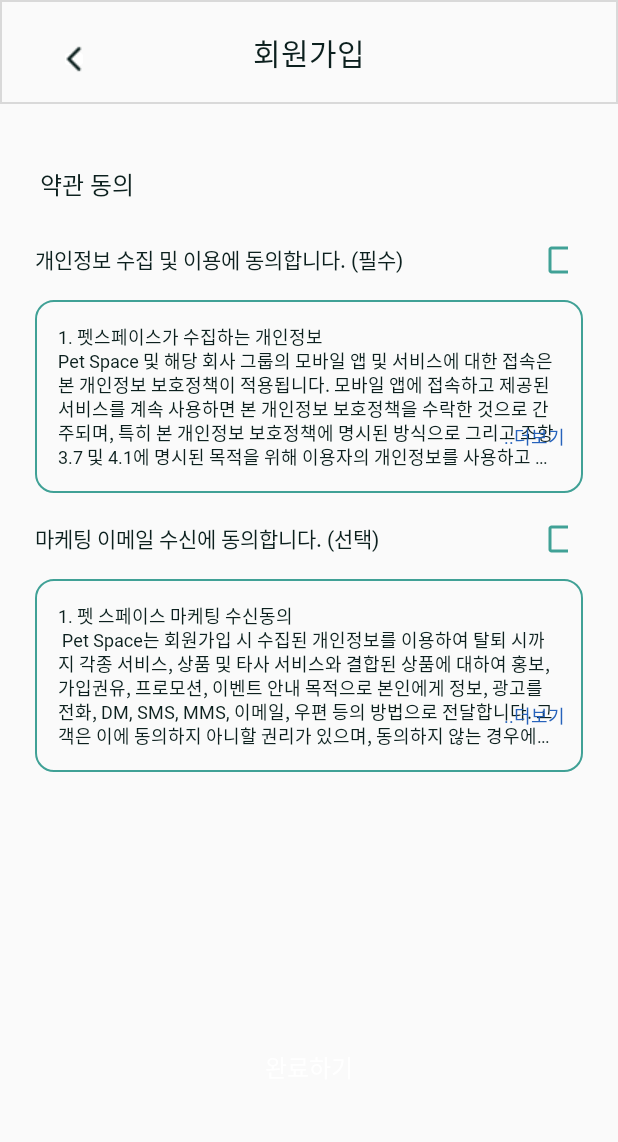
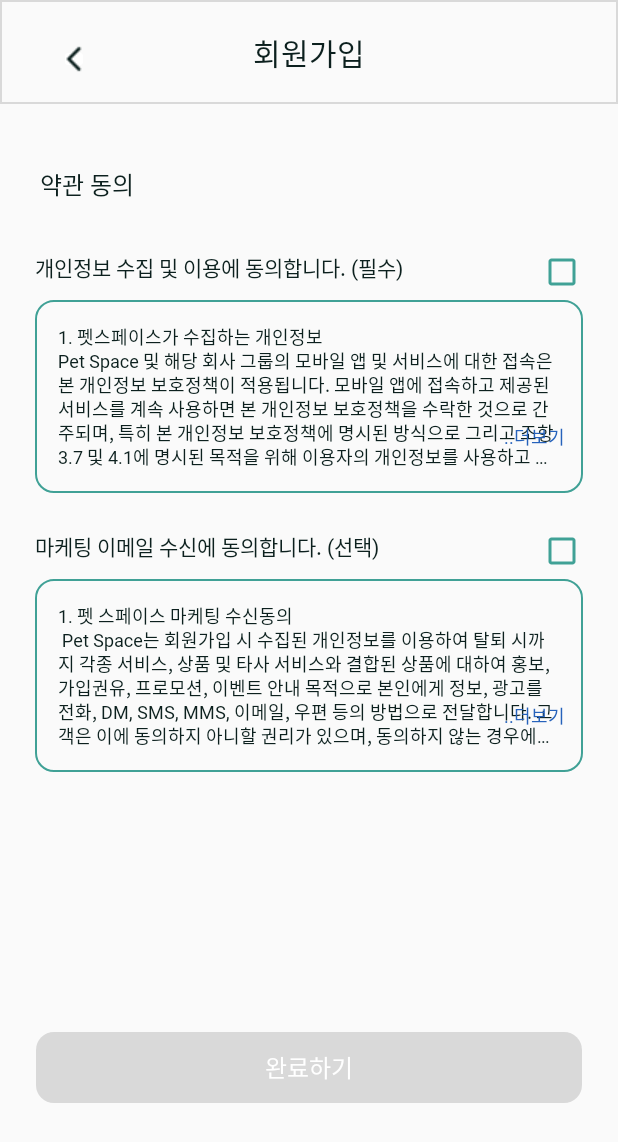
Before and after one commit to PetSpace-UMC-Master/PetSpace-Android, an Android app: the TermsActivity screen opened directly, with no data from a screen before it, on a phone screen of 412 x 824 dp. Shown: the top 1142 px of the screen. Run offline under Robolectric (Android 15) with nearby library versions, the light colour scheme and no system bars.

Commit message:
버튼 색 수정

```diff
--- a/app/src/main/java/com/example/petsapce_week1/GifActivity.kt
+++ b/app/src/main/java/com/example/petsapce_week1/GifActivity.kt
@@ -13,8 +13,7 @@ class GifActivity:AppCompatActivity() {
         binding = ActivityGifBinding.inflate(layoutInflater)
         setContentView(binding.root)
 
-        //testcode
-        //testcode12
+        //gif를 한프레임이 아닌 계속된 프레임으로 움직이게 하는 코드.
         Glide.with(this).load(R.raw.petgif).override(560, 560).into(binding.imgGif)
 
     }
--- a/app/src/main/java/com/example/petsapce_week1/LoginActivity.kt
+++ b/app/src/main/java/com/example/petsapce_week1/LoginActivity.kt
@@ -42,6 +42,7 @@ class LoginActivity : AppCompatActivity() {
 
 
         binding.apply {
+
             btnEmail.setOnClickListener {
                 //edittext에서 값을 받아옴
                 val inputEmail = editTextEmail.text.toString()
--- a/app/src/main/java/com/example/petsapce_week1/TermsActivity.kt
+++ b/app/src/main/java/com/example/petsapce_week1/TermsActivity.kt
@@ -1,14 +1,18 @@
 package com.example.petsapce_week1
 
+import android.annotation.SuppressLint
 import android.content.Intent
 import androidx.appcompat.app.AppCompatActivity
 import android.os.Bundle
+import android.util.Log
 import android.view.View
 import com.example.petsapce_week1.databinding.ActivityTermsBinding
 
 
 class TermsActivity : AppCompatActivity() {
     private lateinit var binding: ActivityTermsBinding
+    var if1Checked: Int = 0
+    var if2Checked: Int = 0
     override fun onCreate(savedInstanceState: Bundle?) {
         super.onCreate(savedInstanceState)
 
@@ -58,44 +62,77 @@ class TermsActivity : AppCompatActivity() {
         }
 
           //checkbox 모두 선택 시 버튼 활성화
-        var if1Checked : Int = 0
-        var if2Checked : Int = 0
+          var if1Checked: Int = 0
+          var if2Checked: Int = 0
           binding.checkboxAgreeToInfo.setOnCheckedChangeListener { buttonView, isChecked ->
-            if(isChecked){
+              if (isChecked) {
                   if1Checked = 1
-                if(if2Checked == 1){
+                  if (if2Checked == 1) {
                       binding.btnComleteAfter.visibility = View.VISIBLE
                   }
-            }
-            else{
+              } else {
                   if1Checked = 0
-                binding.btnComleteAfter.visibility=View.INVISIBLE
-            }
-        }
-        binding.checkboxAgreeToMarketing.setOnCheckedChangeListener { buttonView, isChecked ->
-            if (isChecked){
-                if2Checked = 1
-                if ( if1Checked == 1 ){
-                    binding.btnComleteAfter.visibility = View.VISIBLE
-                }
-                else{
                   binding.btnComleteAfter.visibility = View.INVISIBLE
               }
+          } //checkbox 버튼
+          binding.checkboxAgreeToMarketing.setOnCheckedChangeListener { buttonView, isChecked ->
+              if (isChecked) {
+                  if2Checked = 1
+                  if (if1Checked == 1) {
+                      binding.btnComleteAfter.visibility = View.VISIBLE
+                  } else {
+                      binding.btnComleteAfter.visibility = View.INVISIBLE
                   }
-            else{
+              } else {
                   binding.btnComleteAfter.visibility = View.INVISIBLE
               }
           }
 
-        binding.btnComleteAfter.setOnClickListener{
+        binding.btnComleteAfter.setOnClickListener {
             val intent = Intent(this, GifActivity::class.java)
-            //**이 부분 약관 동의 완료 시 "000님 환영합니다" 있는 시작 화면으로 수정해야 함.**
             startActivity(intent)
         }
 
-        binding.btnBack.setOnClickListener{
+
+        binding.btnBack.setOnClickListener {
             val intent = Intent(this, LoginActivity::class.java)
             startActivity(intent)
         }
     }
+
+
+/*
+    fun ininCheck(): Int {
+        //checkbox 모두 선택 시 버튼 활성화
+
+        binding.apply {
+            checkboxAgreeToInfo.setOnCheckedChangeListener { buttonView, isChecked ->
+                if (isChecked) {
+                    if1Checked = 1
+//                    btnComleteBefore.setBackgroundResource(R.drawable.btn_customfull)
+//                    btnComleteBefore.setBackgroundColor(R.color.main_green)
+
+
+                } else {
+                    if1Checked = 0
+
+
                 }
+            }
+            checkboxAgreeToMarketing.setOnCheckedChangeListener { button, isChecked2 ->
+                if (isChecked2) {
+                    if2Checked = 1
+
+
+                } else {
+                    if2Checked = 0
+
+                }
+            }
+
+        }
+
+        return if1Checked
+    }
+*/
+}
--- a/app/src/main/res/layout/activity_terms.xml
+++ b/app/src/main/res/layout/activity_terms.xml
@@ -114,8 +114,8 @@
 
             <CheckBox
                 android:id="@+id/checkbox_agree_to_info"
-                android:layout_width="20dp"
-                android:layout_height="20dp"
+                android:layout_width="match_parent"
+                android:layout_height="match_parent"
                 android:buttonTint="#40A196" />
         </LinearLayout>
 
@@ -198,8 +198,8 @@
 
             <CheckBox
                 android:id="@+id/checkbox_agree_to_marketing"
-                android:layout_width="20dp"
-                android:layout_height="20dp"
+                android:layout_width="match_parent"
+                android:layout_height="match_parent"
                 android:buttonTint="#40A196"/>
         </LinearLayout>
         <FrameLayout
@@ -254,6 +254,7 @@ Pet Space는 회원가입 시 수집된 개인정보를 이용하여 탈퇴 시
         android:layout_marginEnd="20dp"
         android:layout_marginBottom="50dp"
         android:backgroundTint="#D9D9D9"
+        android:background="@drawable/btn_customfull"
         android:fontFamily="@font/pretendard_semibold"
         android:gravity="center"
         android:text="완료하기"
@@ -275,6 +276,7 @@ Pet Space는 회원가입 시 수집된 개인정보를 이용하여 탈퇴 시
         android:layout_marginEnd="20dp"
         android:layout_marginBottom="50dp"
         android:backgroundTint="#40A196"
+        android:background="@drawable/btn_customfull"
         android:fontFamily="@font/pretendard_semibold"
         android:gravity="center"
         android:text="완료하기"
--- a/app/src/main/res/values/colors.xml
+++ b/app/src/main/res/values/colors.xml
@@ -12,4 +12,5 @@
     <color name="red">#BB2649</color>
     <color name="kakao">#FEE500</color>
     <color name="textForBlack">#0C201E</color>
+    <color name="btn_notTouch">#D9D9D9</color>
 </resources>
```
Also changed, not shown: app/src/main/java/com/example/petsapce_week1/LoginFailActivity.kt (deleted, +0 -28 lines), app/src/main/res/drawable/btn_custom.xml (+5 -2 lines), app/src/main/res/layout/activity_login.xml (+7 -3 lines). Lines whose indentation alone changed are shown as unchanged.
